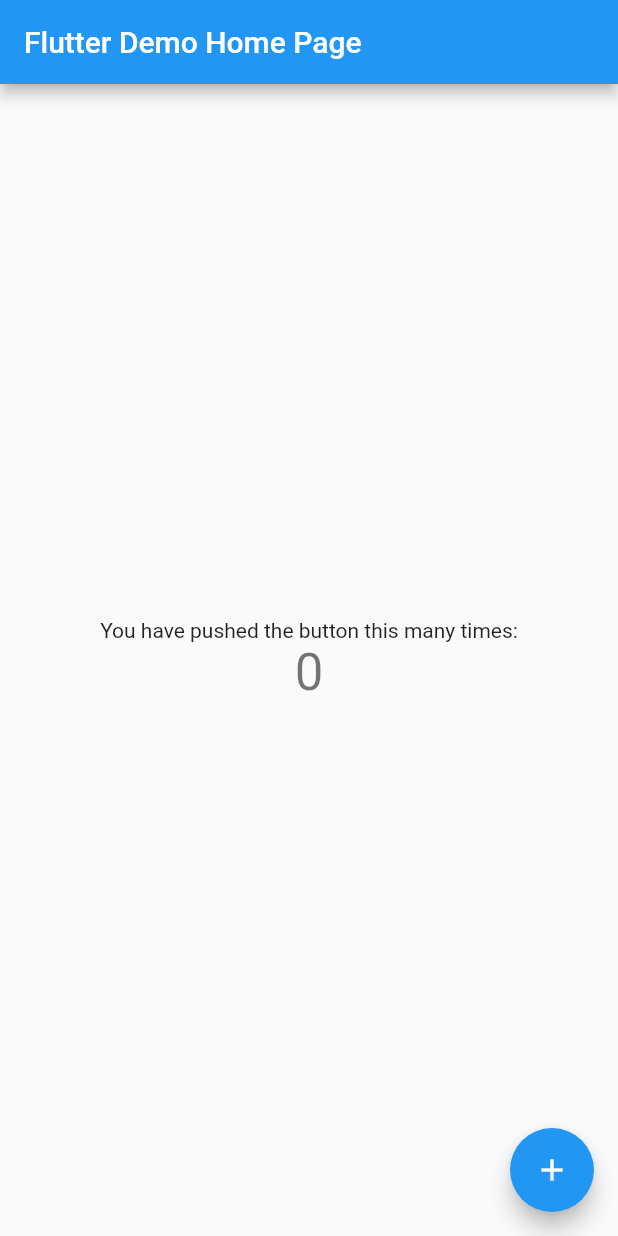
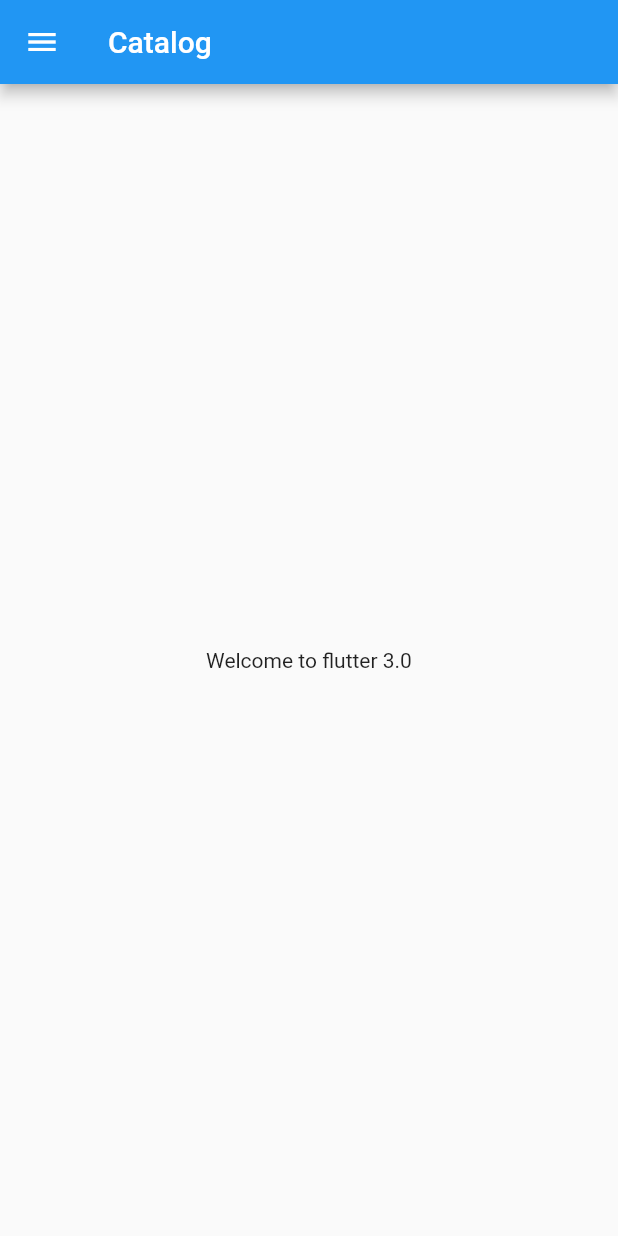
Before and after one commit to ZohairSayyed/flutter_catalog, a Flutter app: the screen it shows after launch, on a phone screen of 412 x 824 dp. Run offline on Flutter 3.47's test engine with Material 2 defaults, Android fonts, the phone set to English and light mode, and no system bars.

Commit message:
Added Scaffold, appBar, body and drawer

```diff
--- /dev/null
+++ b/lib/home_page.dart
@@ -0,0 +1,25 @@
+// ignore_for_file: avoid_unnecessary_containers, prefer_const_constructors
+
+import 'package:flutter/material.dart';
+
+class HomePage extends StatelessWidget {
+  const HomePage({Key? key}) : super(key: key);
+
+  @override
+  Widget build(BuildContext context) {
+    double version = 3.0;
+    String text = "Welcome to flutter";
+
+    return Scaffold(
+      appBar: AppBar(
+        title: Text("Catalog"),
+      ),
+      body: Center(
+        child: Container(
+          child: Text("$text $version"),
+        ),
+      ),
+      drawer: Drawer(),
+    );
+  }
+}
--- a/lib/main.dart
+++ b/lib/main.dart
@@ -1,115 +1,19 @@
+// ignore_for_file: prefer_const_constructors
+
 import 'package:flutter/material.dart';
 
+import 'home_page.dart';
+
 void main() {
-  runApp(const MyApp());
+  runApp(MyApp());
 }
 
 class MyApp extends StatelessWidget {
   const MyApp({Key? key}) : super(key: key);
-
-  // This widget is the root of your application.
   @override
   Widget build(BuildContext context) {
     return MaterialApp(
-      title: 'Flutter Demo',
-      theme: ThemeData(
-        // This is the theme of your application.
-        //
-        // Try running your application with "flutter run". You'll see the
-        // application has a blue toolbar. Then, without quitting the app, try
-        // changing the primarySwatch below to Colors.green and then invoke
-        // "hot reload" (press "r" in the console where you ran "flutter run",
-        // or simply save your changes to "hot reload" in a Flutter IDE).
-        // Notice that the counter didn't reset back to zero; the application
-        // is not restarted.
-        primarySwatch: Colors.blue,
-      ),
-      home: const MyHomePage(title: 'Flutter Demo Home Page'),
+      home: HomePage(),
     );
   }
 }
-
-class MyHomePage extends StatefulWidget {
-  const MyHomePage({Key? key, required this.title}) : super(key: key);
-
-  // This widget is the home page of your application. It is stateful, meaning
-  // that it has a State object (defined below) that contains fields that affect
-  // how it looks.
-
-  // This class is the configuration for the state. It holds the values (in this
-  // case the title) provided by the parent (in this case the App widget) and
-  // used by the build method of the State. Fields in a Widget subclass are
-  // always marked "final".
-
-  final String title;
-
-  @override
-  State<MyHomePage> createState() => _MyHomePageState();
-}
-
-class _MyHomePageState extends State<MyHomePage> {
-  int _counter = 0;
-
-  void _incrementCounter() {
-    setState(() {
-      // This call to setState tells the Flutter framework that something has
-      // changed in this State, which causes it to rerun the build method below
-      // so that the display can reflect the updated values. If we changed
-      // _counter without calling setState(), then the build method would not be
-      // called again, and so nothing would appear to happen.
-      _counter++;
-    });
-  }
-
-  @override
-  Widget build(BuildContext context) {
-    // This method is rerun every time setState is called, for instance as done
-    // by the _incrementCounter method above.
-    //
-    // The Flutter framework has been optimized to make rerunning build methods
-    // fast, so that you can just rebuild anything that needs updating rather
-    // than having to individually change instances of widgets.
-    return Scaffold(
-      appBar: AppBar(
-        // Here we take the value from the MyHomePage object that was created by
-        // the App.build method, and use it to set our appbar title.
-        title: Text(widget.title),
-      ),
-      body: Center(
-        // Center is a layout widget. It takes a single child and positions it
-        // in the middle of the parent.
-        child: Column(
-          // Column is also a layout widget. It takes a list of children and
-          // arranges them vertically. By default, it sizes itself to fit its
-          // children horizontally, and tries to be as tall as its parent.
-          //
-          // Invoke "debug painting" (press "p" in the console, choose the
-          // "Toggle Debug Paint" action from the Flutter Inspector in Android
-          // Studio, or the "Toggle Debug Paint" command in Visual Studio Code)
-          // to see the wireframe for each widget.
-          //
-          // Column has various properties to control how it sizes itself and
-          // how it positions its children. Here we use mainAxisAlignment to
-          // center the children vertically; the main axis here is the vertical
-          // axis because Columns are vertical (the cross axis would be
-          // horizontal).
-          mainAxisAlignment: MainAxisAlignment.center,
-          children: <Widget>[
-            const Text(
-              'You have pushed the button this many times:',
-            ),
-            Text(
-              '$_counter',
-              style: Theme.of(context).textTheme.headline4,
-            ),
-          ],
-        ),
-      ),
-      floatingActionButton: FloatingActionButton(
-        onPressed: _incrementCounter,
-        tooltip: 'Increment',
-        child: const Icon(Icons.add),
-      ), // This trailing comma makes auto-formatting nicer for build methods.
-    );
-  }
-}
```
